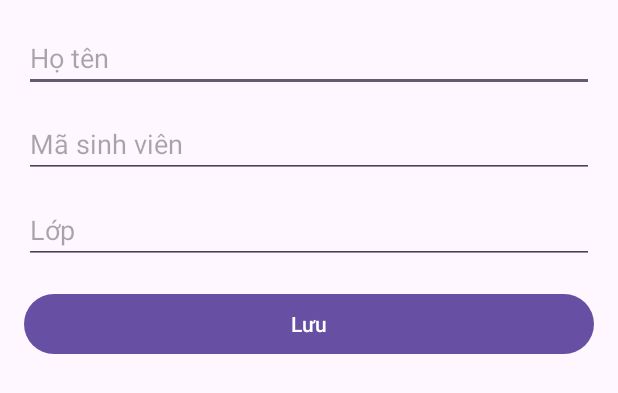
After one commit to phatba777-cmyk/QuanLySinhVien, an Android app: the layout fragment_form.xml on its own in the app's theme, with its tools: preview values and no code run, on a phone screen of 412 x 824 dp. The commit adds this screen. Shown: the top 393 px of the screen. Run offline under Robolectric (Android 15) with nearby library versions, the phone set to English and light mode, and no system bars.

Commit message:
Thiết kế layout màn danh sách, item và form

```diff
--- /dev/null
+++ b/app/src/main/res/layout/fragment_form.xml
@@ -0,0 +1,37 @@
+<?xml version="1.0" encoding="utf-8"?>
+<LinearLayout xmlns:android="http://schemas.android.com/apk/res/android"
+    android:layout_width="match_parent"
+    android:layout_height="match_parent"
+    android:orientation="vertical"
+    android:padding="16dp">
+
+    <EditText
+        android:id="@+id/edtTen"
+        android:layout_width="match_parent"
+        android:layout_height="wrap_content"
+        android:hint="Họ tên"
+        android:inputType="textPersonName" />
+
+    <EditText
+        android:id="@+id/edtMsv"
+        android:layout_width="match_parent"
+        android:layout_height="wrap_content"
+        android:layout_marginTop="12dp"
+        android:hint="Mã sinh viên"
+        android:inputType="text" />
+
+    <EditText
+        android:id="@+id/edtLop"
+        android:layout_width="match_parent"
+        android:layout_height="wrap_content"
+        android:layout_marginTop="12dp"
+        android:hint="Lớp"
+        android:inputType="text" />
+
+    <Button
+        android:id="@+id/btnLuu"
+        android:layout_width="match_parent"
+        android:layout_height="wrap_content"
+        android:layout_marginTop="16dp"
+        android:text="Lưu" />
+</LinearLayout>
```
Also changed, not shown: app/src/main/res/layout/activity_main.xml (+3 -16 lines), app/src/main/res/layout/fragment_danh_sach.xml (added, +19 -0 lines), app/src/main/res/layout/item_sinh_vien.xml (added, +26 -0 lines).
